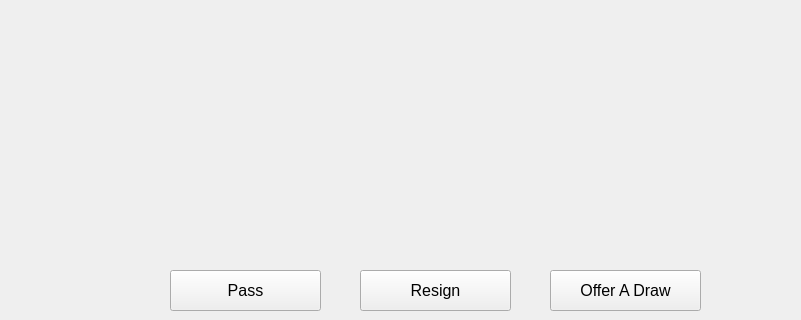
Qt form game-of-go-qt-ui/game-of-go-qt-ui/gamewidget.ui (Aylesworth/game-of-go) before a commit; both pictures show x 0 to 801 and y 560 to 880 of the 1280 by 880 pixel window.
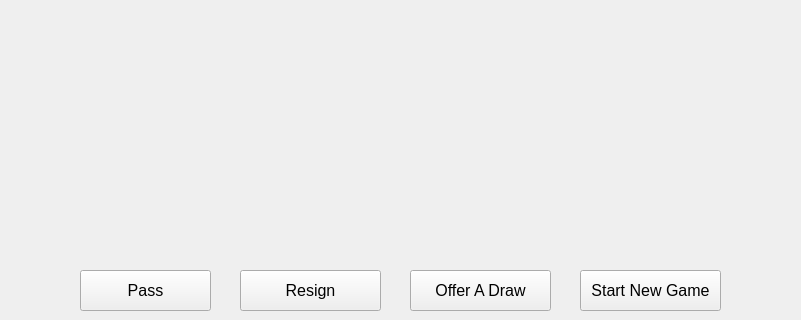
The same form after that commit.

Commit message: Handle game restart

Diff of the .ui file:
```diff
--- a/game-of-go-qt-ui/game-of-go-qt-ui/gamewidget.ui
+++ b/game-of-go-qt-ui/game-of-go-qt-ui/gamewidget.ui
@@ -27,9 +27,9 @@
   <widget class="QPushButton" name="btn_pass">
    <property name="geometry">
     <rect>
-     <x>170</x>
+     <x>80</x>
      <y>830</y>
-     <width>151</width>
+     <width>131</width>
      <height>41</height>
     </rect>
    </property>
@@ -45,9 +45,9 @@
   <widget class="QPushButton" name="btn_resign">
    <property name="geometry">
     <rect>
-     <x>360</x>
+     <x>240</x>
      <y>830</y>
-     <width>151</width>
+     <width>141</width>
      <height>41</height>
     </rect>
    </property>
@@ -113,9 +113,9 @@
   <widget class="QPushButton" name="btn_draw">
    <property name="geometry">
     <rect>
-     <x>550</x>
+     <x>410</x>
      <y>830</y>
-     <width>151</width>
+     <width>141</width>
      <height>41</height>
     </rect>
    </property>
@@ -128,6 +128,24 @@
     <string>Offer A Draw</string>
    </property>
   </widget>
+  <widget class="QPushButton" name="btn_new_game">
+   <property name="geometry">
+    <rect>
+     <x>580</x>
+     <y>830</y>
+     <width>141</width>
+     <height>41</height>
+    </rect>
+   </property>
+   <property name="font">
+    <font>
+     <pointsize>12</pointsize>
+    </font>
+   </property>
+   <property name="text">
+    <string>Start New Game</string>
+   </property>
+  </widget>
  </widget>
  <resources/>
  <connections/>
```
The commit also changes 15 other files.
